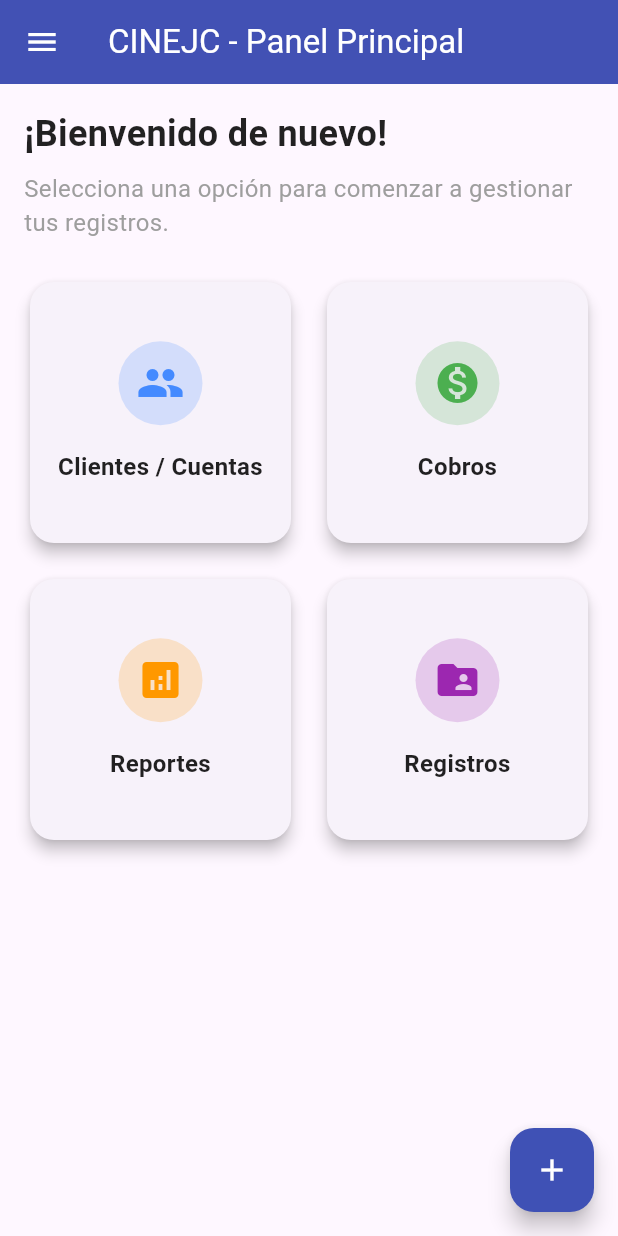
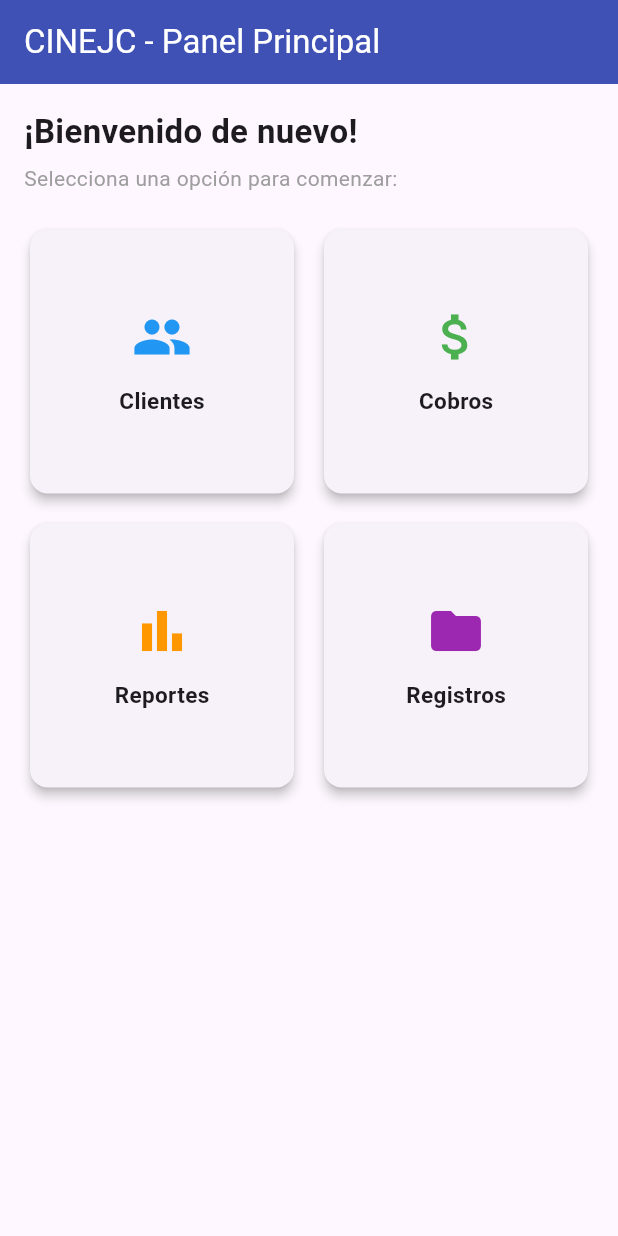
Before and after one commit to cobranzascobranzas1-gif/CINEJC-app, a Flutter app: the screen it shows after launch, on a phone screen of 412 x 824 dp. Run offline on Flutter 3.47's test engine with Material 3 defaults, Android fonts, the phone set to English and light mode, and no system bars.

Commit message:
Update main.dart

```diff
--- a/lib/main.dart
+++ b/lib/main.dart
@@ -14,7 +14,6 @@ class MyApp extends StatelessWidget {
       debugShowCheckedModeBanner: false,
       theme: ThemeData(
         primarySwatch: Colors.indigo,
-        useMaterial3: true,
       ),
       home: const HomeScreen(),
     );
@@ -31,36 +30,6 @@ class HomeScreen extends StatelessWidget {
         title: const Text('CINEJC - Panel Principal'),
         backgroundColor: Colors.indigo,
         foregroundColor: Colors.white,
-        elevation: 2,
-      ),
-      drawer: Drawer(
-        child: ListView(
-          padding: EdgeInsets.zero,
-          children: [
-            UserAccountsDrawerHeader(
-              accountName: const Text('Usuario CINEJC'),
-              accountDescription: const Text('sistema@cinejc.com'),
-              currentAccountPicture: const CircleAvatar(
-                backgroundColor: Colors.white,
-                child: Text(
-                  'CJ',
-                  style: TextStyle(fontSize: 24.0, color: Colors.indigo),
-                ),
-              ),
-              decoration: const BoxDecoration(color: Colors.indigo),
-            ),
-            ListTile(
-              leading: const Icon(Icons.home),
-              title: const Text('Inicio'),
-              onTap: () => Navigator.pop(context),
-            ),
-            ListTile(
-              leading: const Icon(Icons.settings),
-              title: const Text('Configuración'),
-              onTap: () => Navigator.pop(context),
-            ),
-          ],
-        ),
       ),
       body: Padding(
         padding: const EdgeInsets.all(16.0),
@@ -70,40 +39,39 @@ class HomeScreen extends StatelessWidget {
             const Text(
               '¡Bienvenido de nuevo!',
               style: TextStyle(
-                fontSize: 24,
+                fontSize: 22,
                 fontWeight: FontWeight.bold,
-                color: Colors.black87,
               ),
             ),
-            const SizedBox(height: 8),
+            const SizedBox(height: 6),
             const Text(
-              'Selecciona una opción para comenzar a gestionar tus registros.',
-              style: TextStyle(fontSize: 16, color: Colors.grey),
+              'Selecciona una opción para comenzar:',
+              style: TextStyle(fontSize: 14, color: Colors.grey),
             ),
-            const SizedBox(height: 24),
+            const SizedBox(height: 20),
             Expanded(
               child: GridView.count(
                 crossAxisCount: 2,
-                crossAxisSpacing: 16,
-                mainAxisSpacing: 16,
-                children: [
+                crossAxisSpacing: 12,
+                mainAxisSpacing: 12,
+                children: const [
                   DashboardCard(
                     icon: Icons.people,
-                    title: 'Clientes / Cuentas',
-                    color: Colors.blueAccent,
+                    title: 'Clientes',
+                    color: Colors.blue,
                   ),
                   DashboardCard(
-                    icon: Icons.monetization_on,
+                    icon: Icons.attach_money,
                     title: 'Cobros',
                     color: Colors.green,
                   ),
                   DashboardCard(
-                    icon: Icons.analytics,
+                    icon: Icons.bar_chart,
                     title: 'Reportes',
                     color: Colors.orange,
                   ),
                   DashboardCard(
-                    icon: Icons.folder_shared,
+                    icon: Icons.folder,
                     title: 'Registros',
                     color: Colors.purple,
                   ),
@@ -112,13 +80,6 @@ class HomeScreen extends StatelessWidget {
             ),
           ],
         ),
-      ),
-      floatingActionButton: FloatingActionButton(
-        onPressed: () {
-          // Acción rápida
-        },
-        backgroundColor: Colors.indigo,
-        child: const Icon(Icons.add, color: Colors.white),
       ),
     );
   }
@@ -139,35 +100,24 @@ class DashboardCard extends StatelessWidget {
   @override
   Widget build(BuildContext context) {
     return Card(
-      elevation: 4,
-      shape: RoundedRectangleBorder(borderRadius: BorderRadius.circular(16)),
+      elevation: 3,
       child: InkWell(
         onTap: () {},
-        borderRadius: BorderRadius.circular(16),
-        child: Padding(
-          padding: const EdgeInsets.all(16.0),
         child: Column(
           mainAxisAlignment: MainAxisAlignment.center,
           children: [
-              CircleAvatar(
-                radius: 28,
-                backgroundColor: color.withOpacity(0.2),
-                child: Icon(icon, size: 32, color: color),
-              ),
-              const SizedBox(height: 16),
+            Icon(icon, size: 40, color: color),
+            const SizedBox(height: 12),
             Text(
               title,
-                textAlign: TextAlign.center,
               style: const TextStyle(
-                  fontSize: 16,
+                fontSize: 15,
                 fontWeight: FontWeight.bold,
-                  color: Colors.black87,
               ),
             ),
           ],
         ),
       ),
-      ),
     );
   }
 }
```
Lines whose indentation alone changed are shown as unchanged.
